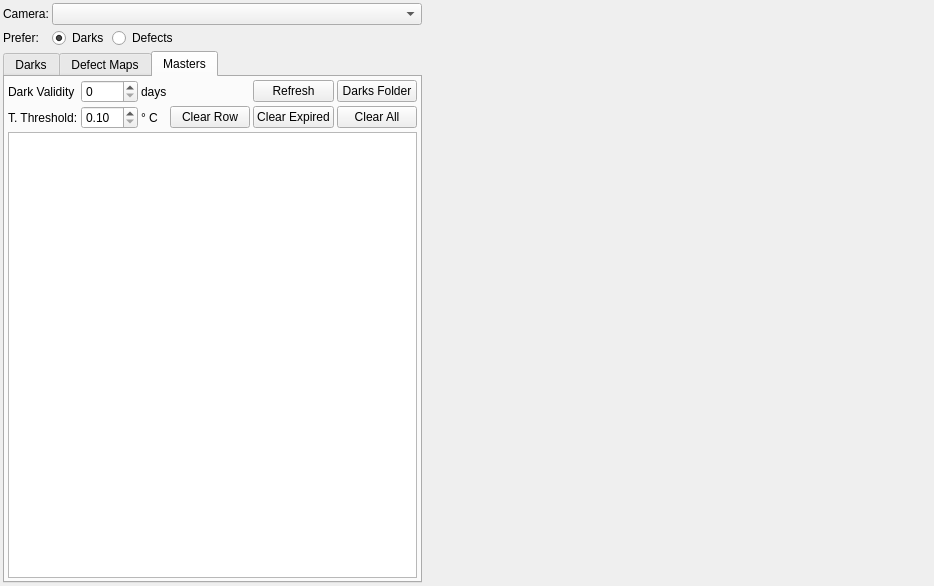
First picture: the form in kstars/ekos/auxiliary/darklibrary.ui, repository KDE/kstars, before the edit.
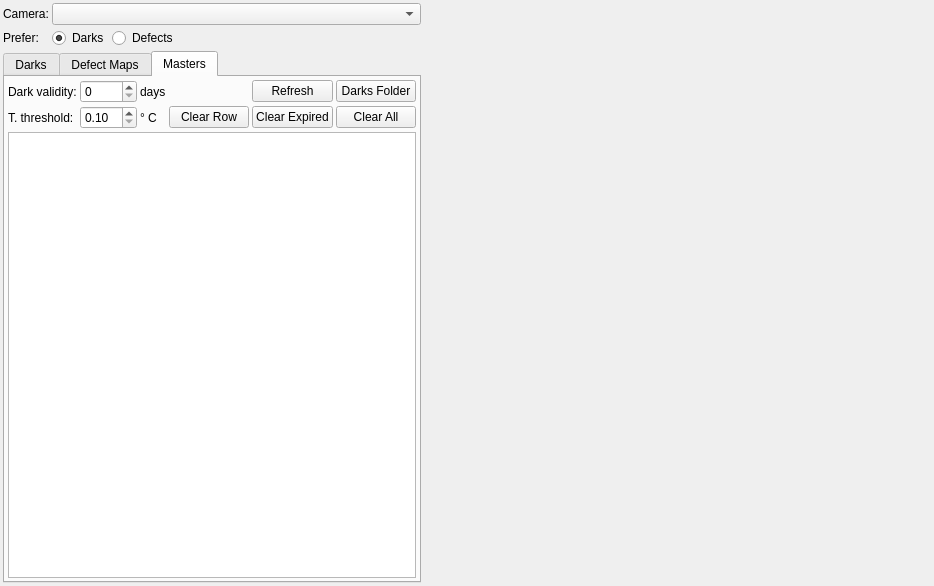
Second picture: the form after the edit. The open tabs and pages were chosen to show the change. Icons and pictures are not drawn. Custom widgets are drawn as their Qt base class.

What changed in the file:
```diff
--- a/kstars/ekos/auxiliary/darklibrary.ui
+++ b/kstars/ekos/auxiliary/darklibrary.ui
@@ -1024,7 +1024,7 @@
                 <string>Maximum acceptable difference between current and recorded dark frame temperature set point. When the difference exceeds this value, a new dark frame shall be captured for this set point.</string>
                </property>
                <property name="text">
-                <string>T. Threshold:</string>
+                <string>T. threshold:</string>
                </property>
               </widget>
              </item>
@@ -1051,7 +1051,7 @@
                 <string>Reuse dark frames from the dark library for this many days. If exceeded, a new dark frame shall be captured and stored for future use.</string>
                </property>
                <property name="text">
-                <string>Dark Validity</string>
+                <string>Dark validity:</string>
                </property>
               </widget>
              </item>
```
